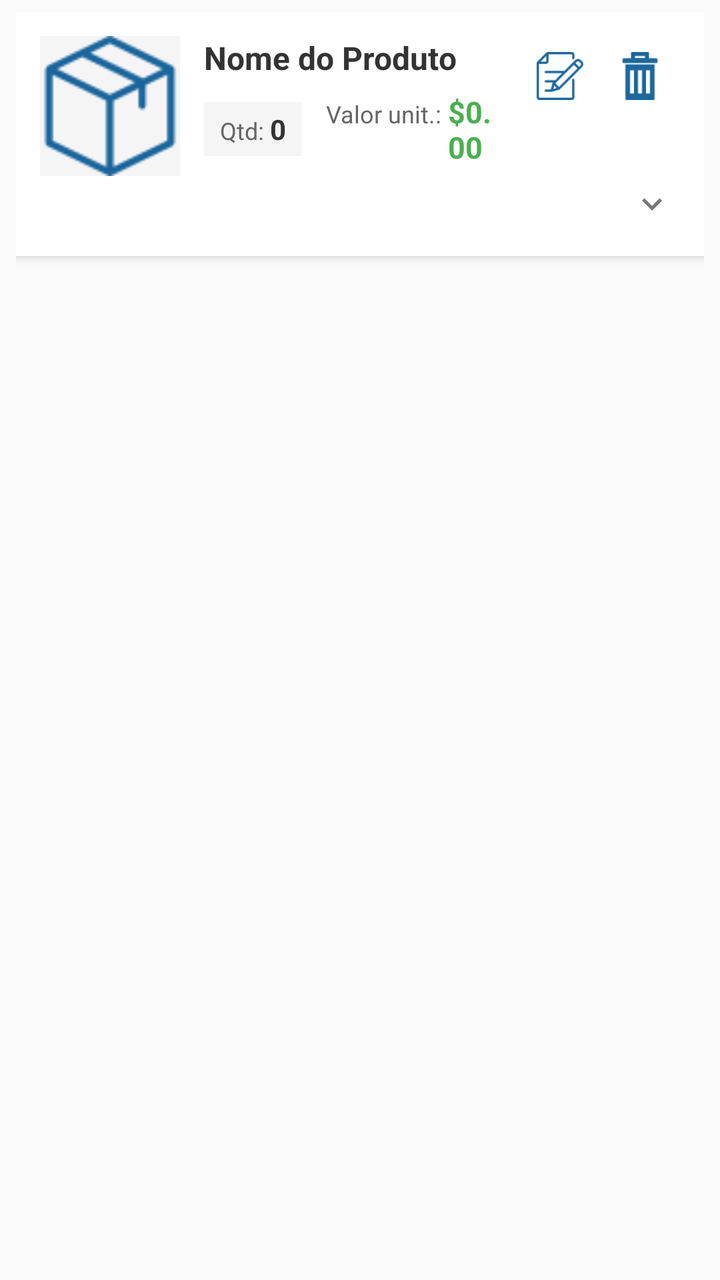
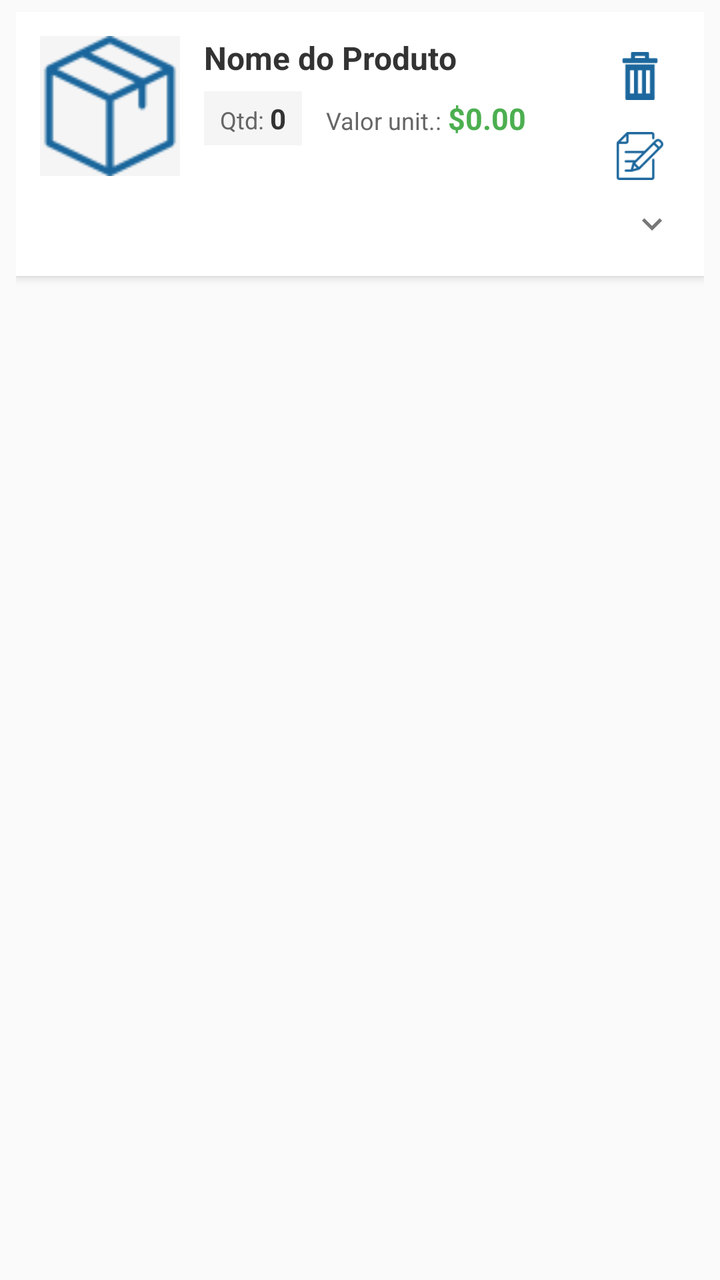

Two renders of the same Android screen: before a commit and after it. Below are the layout's source before the change and the commit's diff.
<!-- AndroidManifest.xml: application theme CustomActionBarTheme -->
<!-- res/layout/custom_listview.xml -->
<?xml version="1.0" encoding="utf-8"?>
<RelativeLayout xmlns:android="http://schemas.android.com/apk/res/android"
    android:layout_width="match_parent"
    android:layout_height="wrap_content"
    android:fitsSystemWindows="true"
    android:paddingLeft="8dp"
    android:paddingRight="8dp"
    android:paddingTop="6dp"
    android:paddingBottom="6dp">

    
    <LinearLayout
        android:layout_width="match_parent"
        android:layout_height="wrap_content"
        android:orientation="vertical"
        android:background="#FFFFFF"
        android:elevation="3dp"
        android:padding="12dp">

        
        <LinearLayout
            android:layout_width="match_parent"
            android:layout_height="wrap_content"
            android:orientation="horizontal">

            
            <RelativeLayout
                android:layout_width="70dp"
                android:layout_height="70dp">

                <ImageView
                    android:id="@+id/photo"
                    android:layout_width="70dp"
                    android:layout_height="70dp"
                    android:src="@drawable/package_icon"
                    android:scaleType="centerCrop"
                    android:background="#F5F5F5"
                    android:contentDescription="Foto do produto" />

                
                <TextView
                    android:id="@+id/lowStockBadge"
                    android:layout_width="wrap_content"
                    android:layout_height="wrap_content"
                    android:layout_alignParentTop="true"
                    android:layout_alignParentRight="true"
                    android:background="#FF5722"
                    android:text="!"
                    android:textColor="#FFFFFF"
                    android:textStyle="bold"
                    android:textSize="11sp"
                    android:paddingLeft="5dp"
                    android:paddingRight="5dp"
                    android:paddingTop="1dp"
                    android:paddingBottom="1dp"
                    android:visibility="gone" />

            </RelativeLayout>

            
            <LinearLayout
                android:id="@+id/listlinearlayout"
                android:orientation="vertical"
                android:layout_width="0dp"
                android:layout_height="wrap_content"
                android:layout_weight="1"
                android:layout_marginLeft="12dp"
                android:layout_marginRight="8dp">

                
                <TextView
                    android:id="@+id/name"
                    android:layout_width="match_parent"
                    android:layout_height="wrap_content"
                    android:text="Nome do Produto"
                    android:textStyle="bold"
                    android:textSize="16sp"
                    android:textColor="#333333"
                    android:maxLines="2"
                    android:ellipsize="end" />

                
                <LinearLayout
                    android:layout_width="match_parent"
                    android:layout_height="wrap_content"
                    android:orientation="horizontal"
                    android:layout_marginTop="6dp"
                    android:gravity="center_vertical">

                    
                    <LinearLayout
                        android:layout_width="wrap_content"
                        android:layout_height="wrap_content"
                        android:orientation="horizontal"
                        android:background="#F5F5F5"
                        android:paddingLeft="8dp"
                        android:paddingRight="8dp"
                        android:paddingTop="4dp"
                        android:paddingBottom="4dp">

                        <TextView
                            android:layout_width="wrap_content"
                            android:layout_height="wrap_content"
                            android:text="Qtd: "
                            android:textSize="12sp"
                            android:textColor="#666666" />

                        <TextView
                            android:id="@+id/amount"
                            android:layout_width="wrap_content"
                            android:layout_height="wrap_content"
                            android:text="0"
                            android:textSize="14sp"
                            android:textStyle="bold"
                            android:textColor="#333333" />

                        <TextView
                            android:id="@+id/unit"
                            android:layout_width="wrap_content"
                            android:layout_height="wrap_content"
                            android:text=" un"
                            android:textSize="13sp"
                            android:textColor="#666666"
                            android:visibility="gone" />

                    </LinearLayout>

                    
                    <LinearLayout
                        android:layout_width="wrap_content"
                        android:layout_height="wrap_content"
                        android:orientation="horizontal"
                        android:layout_marginLeft="12dp">

                        <TextView
                            android:layout_width="wrap_content"
                            android:layout_height="wrap_content"
                            android:text="Valor unit.: "
                            android:textSize="12sp"
                            android:textColor="#666666" />

                        <TextView
                            android:id="@+id/value"
                            android:layout_width="wrap_content"
                            android:layout_height="wrap_content"
                            android:text="$0.00"
                            android:textSize="15sp"
                            android:textColor="#4CAF50"
                            android:textStyle="bold" />

                    </LinearLayout>

                </LinearLayout>

                
                <LinearLayout
                    android:layout_width="match_parent"
                    android:layout_height="wrap_content"
                    android:orientation="horizontal"
                    android:layout_marginTop="4dp">

                    <TextView
                        android:id="@+id/sku"
                        android:layout_width="wrap_content"
                        android:layout_height="wrap_content"
                        android:text="SKU-001"
                        android:textSize="11sp"
                        android:textColor="#999999"
                        android:maxLines="1"
                        android:visibility="gone" />

                    <TextView
                        android:id="@+id/skuDivider"
                        android:layout_width="wrap_content"
                        android:layout_height="wrap_content"
                        android:text=" • "
                        android:textSize="11sp"
                        android:textColor="#999999"
                        android:visibility="gone" />

                    <TextView
                        android:id="@+id/category"
                        android:layout_width="wrap_content"
                        android:layout_height="wrap_content"
                        android:text="Categoria"
                        android:textSize="11sp"
                        android:textColor="#666666"
                        android:background="#E8F5E9"
                        android:paddingLeft="6dp"
                        android:paddingRight="6dp"
                        android:paddingTop="2dp"
                        android:paddingBottom="2dp"
                        android:maxLines="1"
                        android:visibility="gone" />

                </LinearLayout>

            </LinearLayout>

            
            <LinearLayout
                android:orientation="horizontal"
                android:layout_width="wrap_content"
                android:layout_height="wrap_content"
                android:gravity="center_vertical">

                <ImageButton
                    android:layout_width="40dp"
                    android:layout_height="40dp"
                    android:id="@+id/edit"
                    android:src="@drawable/edit_icon"
                    android:background="?attr/selectableItemBackgroundBorderless"
                    android:scaleType="fitCenter"
                    android:padding="8dp"
                    android:contentDescription="Editar produto" />

                <ImageButton
                    android:layout_width="40dp"
                    android:layout_height="40dp"
                    android:id="@+id/delete"
                    android:src="@drawable/delete_icon"
                    android:background="?attr/selectableItemBackgroundBorderless"
                    android:scaleType="fitCenter"
                    android:padding="8dp"
                    android:contentDescription="Excluir produto" />

            </LinearLayout>

        </LinearLayout>

        
        <LinearLayout
            android:layout_width="match_parent"
            android:layout_height="wrap_content"
            android:orientation="horizontal"
            android:gravity="end">

            
            <ImageView
                android:id="@+id/toggleIcon"
                android:layout_width="28dp"
                android:layout_height="28dp"
                android:padding="4dp"
                android:contentDescription="Expandir/colapsar"
                android:src="@drawable/ic_expand_more"
                android:background="?attr/selectableItemBackgroundBorderless" />

        </LinearLayout>

        
        <LinearLayout
            android:id="@+id/extraContainer"
            android:layout_width="match_parent"
            android:layout_height="wrap_content"
            android:orientation="vertical"
            android:visibility="gone"
            android:layout_marginTop="8dp"
            android:paddingTop="8dp"
            android:background="#FAFAFA">

            
            <LinearLayout
                android:layout_width="match_parent"
                android:layout_height="wrap_content"
                android:orientation="horizontal"
                android:paddingLeft="8dp"
                android:paddingRight="8dp"
                android:paddingTop="6dp"
                android:paddingBottom="6dp">

                <LinearLayout
                    android:layout_width="0dp"
                    android:layout_height="wrap_content"
                    android:layout_weight="1"
                    android:orientation="vertical">

                    <TextView
                        android:layout_width="wrap_content"
                        android:layout_height="wrap_content"
                        android:text="Estoque Mínimo"
                        android:textSize="11sp"
                        android:textColor="#999999"
                        android:textAllCaps="true" />

                    <TextView
                        android:id="@+id/detailMinStock"
                        android:layout_width="wrap_content"
                        android:layout_height="wrap_content"
                        android:text="0"
                        android:textSize="14sp"
                        android:textStyle="bold"
                        android:textColor="#333333"
                        android:layout_marginTop="2dp" />

                </LinearLayout>

                <LinearLayout
                    android:layout_width="0dp"
                    android:layout_height="wrap_content"
                    android:layout_weight="1"
                    android:orientation="vertical">

                    <TextView
                        android:layout_width="wrap_content"
                        android:layout_height="wrap_content"
                        android:text="Unidade"
                        android:textSize="11sp"
                        android:textColor="#999999"
                        android:textAllCaps="true" />

                    <TextView
                        android:id="@+id/detailUnit"
                        android:layout_width="wrap_content"
                        android:layout_height="wrap_content"
                        android:text="un"
                        android:textSize="14sp"
                        android:textStyle="bold"
                        android:textColor="#333333"
                        android:layout_marginTop="2dp" />

                </LinearLayout>

            </LinearLayout>

            <View
                android:layout_width="match_parent"
                android:layout_height="1dp"
                android:background="#EEEEEE"
                android:layout_marginLeft="8dp"
                android:layout_marginRight="8dp" />

            <LinearLayout
                android:layout_width="match_parent"
                android:layout_height="wrap_content"
                android:orientation="horizontal"
                android:paddingLeft="8dp"
                android:paddingRight="8dp"
                android:paddingTop="6dp"
                android:paddingBottom="6dp">

                <LinearLayout
                    android:layout_width="0dp"
                    android:layout_height="wrap_content"
                    android:layout_weight="1"
                    android:orientation="vertical">

                    <TextView
                        android:layout_width="wrap_content"
                        android:layout_height="wrap_content"
                        android:text="SKU"
                        android:textSize="11sp"
                        android:textColor="#999999"
                        android:textAllCaps="true" />

                    <TextView
                        android:id="@+id/detailSku"
                        android:layout_width="wrap_content"
                        android:layout_height="wrap_content"
                        android:text="-"
                        android:textSize="13sp"
                        android:textColor="#333333"
                        android:layout_marginTop="2dp" />

                </LinearLayout>

                <LinearLayout
                    android:layout_width="0dp"
                    android:layout_height="wrap_content"
                    android:layout_weight="1"
                    android:orientation="vertical">

                    <TextView
                        android:layout_width="wrap_content"
                        android:layout_height="wrap_content"
                        android:text="Categoria"
                        android:textSize="11sp"
                        android:textColor="#999999"
                        android:textAllCaps="true" />

                    <TextView
                        android:id="@+id/detailCategory"
                        android:layout_width="wrap_content"
                        android:layout_height="wrap_content"
                        android:text="-"
                        android:textSize="13sp"
                        android:textColor="#333333"
                        android:layout_marginTop="2dp" />

                </LinearLayout>

            </LinearLayout>

            <View
                android:layout_width="match_parent"
                android:layout_height="1dp"
                android:background="#EEEEEE"
                android:layout_marginLeft="8dp"
                android:layout_marginRight="8dp" />

            <LinearLayout
                android:layout_width="match_parent"
                android:layout_height="wrap_content"
                android:orientation="vertical"
                android:paddingLeft="8dp"
                android:paddingRight="8dp"
                android:paddingTop="6dp"
                android:paddingBottom="6dp">

                <TextView
                    android:layout_width="wrap_content"
                    android:layout_height="wrap_content"
                    android:text="Localização"
                    android:textSize="11sp"
                    android:textColor="#999999"
                    android:textAllCaps="true" />

                <TextView
                    android:id="@+id/detailLocation"
                    android:layout_width="wrap_content"
                    android:layout_height="wrap_content"
                    android:text="-"
                    android:textSize="13sp"
                    android:textColor="#333333"
                    android:layout_marginTop="2dp" />

            </LinearLayout>

            <View
                android:layout_width="match_parent"
                android:layout_height="1dp"
                android:background="#EEEEEE"
                android:layout_marginLeft="8dp"
                android:layout_marginRight="8dp" />

            
            <LinearLayout
                android:layout_width="match_parent"
                android:layout_height="wrap_content"
                android:orientation="horizontal"
                android:gravity="end"
                android:paddingLeft="8dp"
                android:paddingRight="8dp"
                android:paddingTop="8dp"
                android:paddingBottom="8dp">

                <Button
                    android:id="@+id/btnEntrada"
                    android:layout_width="wrap_content"
                    android:layout_height="wrap_content"
                    android:text="Entrada"
                    android:textAllCaps="false"
                    android:minWidth="96dp" />

                <Button
                    android:id="@+id/btnSaida"
                    android:layout_width="wrap_content"
                    android:layout_height="wrap_content"
                    android:layout_marginLeft="12dp"
                    android:text="Saída"
                    android:textAllCaps="false"
                    android:minWidth="96dp" />

            </LinearLayout>

        </LinearLayout>

    </LinearLayout>

</RelativeLayout>
<!-- resources referenced by this layout -->
<resources>
  <!-- drawable delete_icon: png bitmap (drawable, 632 bytes) -->
  <!-- drawable edit_icon: png bitmap (drawable, 1521 bytes) -->
  <!-- drawable ic_expand_more (drawable) -->
  <?xml version="1.0" encoding="utf-8"?>
  <vector xmlns:android="http://schemas.android.com/apk/res/android"
      android:width="24dp"
      android:height="24dp"
      android:viewportWidth="24"
      android:viewportHeight="24">
      <path
          android:fillColor="#777777"
          android:pathData="M16.59,8.59L12,13.17 7.41,8.59 6,10l6,6 6,-6z"/>
  </vector>
  <!-- drawable package_icon: png bitmap (drawable, 2090 bytes) -->
  <style name="CustomActionBarTheme" parent="@style/Theme.AppCompat.Light.DarkActionBar">
          <item name="android:actionBarStyle">@style/MyActionBar</item>
          <item name="actionBarStyle">@style/MyActionBar</item>
          <item name="colorPrimary">@color/colorPrimary</item>
          <item name="colorPrimaryDark">@color/colorPrimaryDark</item>
          <item name="colorAccent">@color/colorAccent</item>
          <item name="android:windowLightStatusBar">true</item>
      </style>
  <style name="MyActionBar" parent="@style/Widget.AppCompat.Light.ActionBar.Solid.Inverse">
          <item name="android:background">@color/colorActionBar</item>
          <item name="background">@color/colorActionBar</item>
      </style>
  <color name="colorPrimary">#3F51B5</color>
  <color name="colorPrimaryDark">#303F9F</color>
  <color name="colorAccent">#225aa9</color>
  <color name="colorActionBar">#ff1c679d</color>
</resources>

<!-- the commit's change to res/layout/custom_listview.xml (unified diff, before → after) -->
@@ -199,10 +199,20 @@
 
             
             <LinearLayout
-                android:orientation="horizontal"
+                android:orientation="vertical"
                 android:layout_width="wrap_content"
                 android:layout_height="wrap_content"
-                android:gravity="center_vertical">
+                android:gravity="center">
+
+                <ImageButton
+                    android:layout_width="40dp"
+                    android:layout_height="40dp"
+                    android:id="@+id/delete"
+                    android:src="@drawable/delete_icon"
+                    android:background="?attr/selectableItemBackgroundBorderless"
+                    android:scaleType="fitCenter"
+                    android:padding="8dp"
+                    android:contentDescription="Excluir produto" />
 
                 <ImageButton
                     android:layout_width="40dp"
@@ -213,16 +223,6 @@
                     android:scaleType="fitCenter"
                     android:padding="8dp"
                     android:contentDescription="Editar produto" />
-
-                <ImageButton
-                    android:layout_width="40dp"
-                    android:layout_height="40dp"
-                    android:id="@+id/delete"
-                    android:src="@drawable/delete_icon"
-                    android:background="?attr/selectableItemBackgroundBorderless"
-                    android:scaleType="fitCenter"
-                    android:padding="8dp"
-                    android:contentDescription="Excluir produto" />
 
             </LinearLayout>
 
